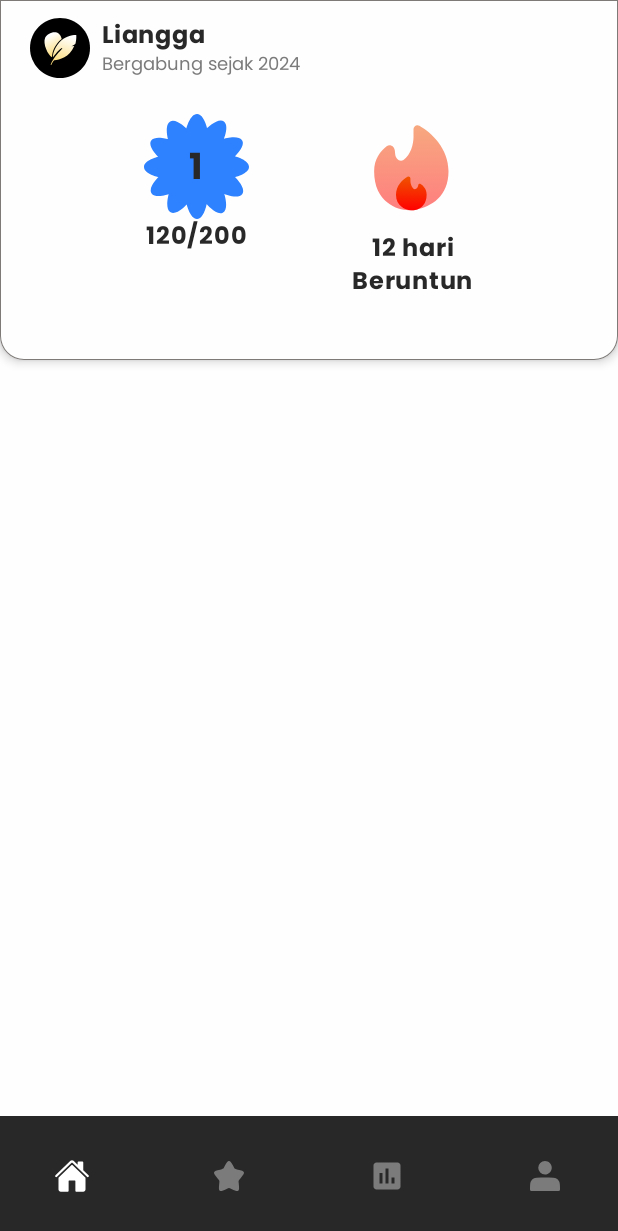
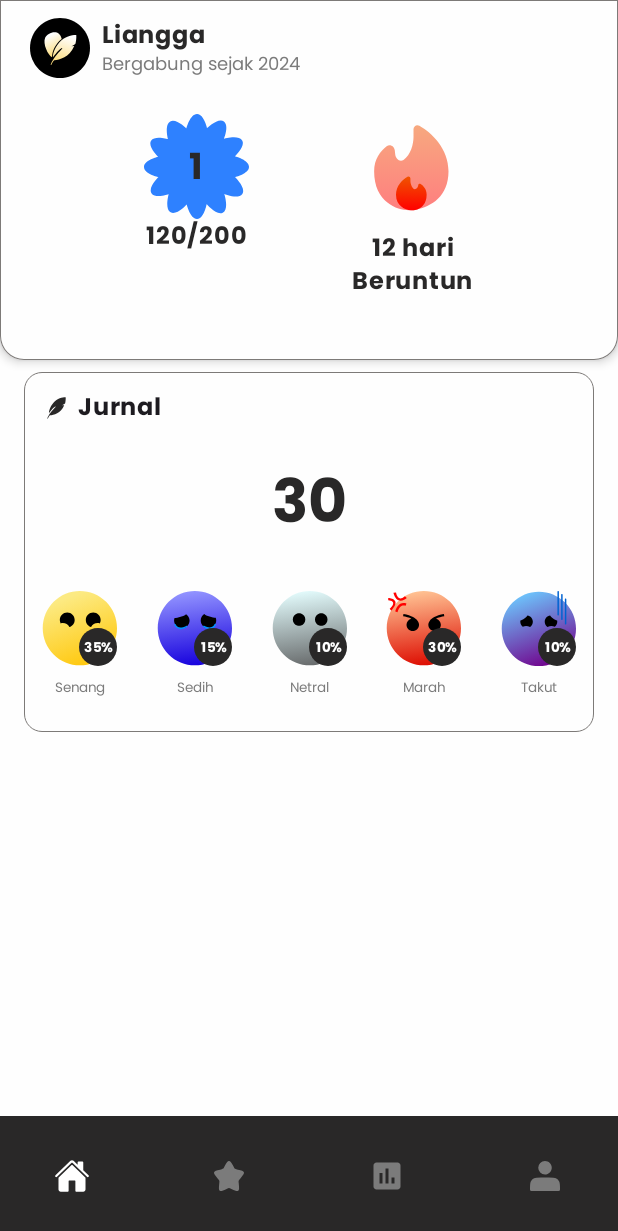
Before and after one commit to memotions/android, an Android app built with Jetpack Compose: the ProfileScreen screen opened through its navigation route, on a phone screen of 412 x 824 dp. Shown: the top 1231 px of the screen. Run offline under Robolectric (Android 15) with nearby library versions, the phone set to English and light mode, and no system bars; our stand-ins replace Dagger/Hilt's generated code.

Commit message:
feat: add personal journal info

```diff
--- /dev/null
+++ b/app/src/main/java/com/memtionsandroid/memotions/ui/components/profile/BoxContent.kt
@@ -0,0 +1,46 @@
+package com.memtionsandroid.memotions.ui.components.profile
+
+import androidx.compose.foundation.background
+import androidx.compose.foundation.border
+import androidx.compose.foundation.layout.Box
+import androidx.compose.foundation.layout.Column
+import androidx.compose.foundation.layout.fillMaxWidth
+import androidx.compose.foundation.layout.height
+import androidx.compose.foundation.layout.padding
+import androidx.compose.foundation.shape.RoundedCornerShape
+import androidx.compose.material3.MaterialTheme
+import androidx.compose.runtime.Composable
+import androidx.compose.ui.Modifier
+import androidx.compose.ui.unit.dp
+import com.memtionsandroid.memotions.ui.theme.customColors
+
+@Composable
+fun BoxContent(
+    modifier: Modifier = Modifier,
+    content: @Composable () -> Unit,
+    header: @Composable () -> Unit
+) {
+    val customColors = MaterialTheme.customColors
+    Box(
+        modifier = modifier
+            .fillMaxWidth()
+            .border(
+                width = 0.5.dp,
+                color = customColors.outlineColor,
+                shape = RoundedCornerShape(12.dp)
+            )
+            .background(
+                color = customColors.backgroundColor,
+                shape = RoundedCornerShape(12.dp),
+
+                )
+    ) {
+        Column(
+            modifier = Modifier
+                .padding(12.dp)
+        ) {
+            header()
+            content()
+        }
+    }
+}
--- /dev/null
+++ b/app/src/main/java/com/memtionsandroid/memotions/ui/components/profile/JournalInfo.kt
@@ -0,0 +1,125 @@
+package com.memtionsandroid.memotions.ui.components.profile
+
+import androidx.compose.foundation.layout.Arrangement
+import androidx.compose.foundation.layout.Row
+import androidx.compose.foundation.layout.fillMaxWidth
+import androidx.compose.foundation.layout.height
+import androidx.compose.foundation.layout.padding
+import androidx.compose.foundation.layout.size
+import androidx.compose.material3.Icon
+import androidx.compose.material3.MaterialTheme
+import androidx.compose.material3.Text
+import androidx.compose.runtime.Composable
+import androidx.compose.ui.Modifier
+import androidx.compose.ui.res.painterResource
+import androidx.compose.ui.text.font.FontWeight
+import androidx.compose.ui.tooling.preview.Preview
+import androidx.compose.ui.unit.dp
+import androidx.compose.ui.unit.sp
+import com.memtionsandroid.memotions.R
+import com.memtionsandroid.memotions.ui.components.statistic.EmositonStatistic
+import com.memtionsandroid.memotions.ui.theme.customColors
+
+
+@Composable
+fun JournalInfo(modifier: Modifier = Modifier) {
+    val customColors = MaterialTheme.customColors
+    val journalCount = 30
+    BoxContent(
+        modifier = modifier.height(240.dp),
+        header = {
+            TitleCardWithIcon(
+                title = "Jurnal"
+            ) {
+                Icon(
+                    painter = painterResource(id = R.drawable.ic_pen),
+                    contentDescription = "Journal Icon",
+                    modifier = Modifier.size(20.dp),
+                    tint = customColors.onBackgroundColor
+                )
+            }
+        },
+        content = {
+            Row(
+                horizontalArrangement = Arrangement.Center,
+                modifier = Modifier
+                    .fillMaxWidth()
+                    .padding(8.dp),
+            ) {
+                Text(
+                    modifier = Modifier.padding(16.dp),
+                    text = journalCount.toString(),
+                    color = customColors.onBackgroundColor,
+                    style = MaterialTheme.typography.titleLarge.copy(
+                        fontSize = 40.sp,
+                        fontWeight = FontWeight.ExtraBold
+                    )
+                )
+            }
+            EmositonStatistic(modifier = Modifier.padding(top = 8.dp))
+        }
+    )
+}
+//
+//@Composable
+//fun JournalInfo(modifier: Modifier = Modifier) {
+//    val customColors = MaterialTheme.customColors
+//    val journalCount = 30
+//
+//    Box(
+//        modifier = modifier
+//            .fillMaxWidth()
+//            .height(
+//                240.dp
+//            )
+//            .border(
+//                width = 0.5.dp,
+//                color = customColors.outlineColor,
+//                shape = RoundedCornerShape(12.dp)
+//            )
+//            .background(
+//                color = customColors.backgroundColor,
+//                shape = RoundedCornerShape(12.dp),
+//
+//                )
+//    ) {
+//        Column(
+//            modifier = Modifier
+//                .padding(12.dp)
+//        ) {
+//            TitleCardWithIcon(
+//                title = "Jurnal"
+//            ) {
+//                Icon(
+//                    painter = painterResource(id = R.drawable.ic_pen),
+//                    contentDescription = "Journal Icon",
+//                    modifier = Modifier.size(20.dp),
+//                    tint = customColors.onBackgroundColor
+//                )
+//            }
+//            Row(
+//                horizontalArrangement = Arrangement.Center,
+//                modifier = Modifier
+//                    .fillMaxWidth()
+//                    .padding(8.dp),
+//            ) {
+//                Text(
+//                    modifier = Modifier.padding(16.dp),
+//                    text = journalCount.toString(),
+//                    color = customColors.onBackgroundColor,
+//                    style = MaterialTheme.typography.titleLarge.copy(
+//                        fontSize = 40.sp,
+//                        fontWeight = FontWeight.ExtraBold
+//                    )
+//                )
+//            }
+//            EmositonStatistic(modifier = Modifier.padding(top = 8.dp))
+//        }
+//    }
+//}
+
+@Preview
+@Composable
+fun JournalInfoPreview() {
+    JournalInfo()
+}
--- /dev/null
+++ b/app/src/main/java/com/memtionsandroid/memotions/ui/components/profile/TitleCardWithIcon.kt
@@ -0,0 +1,23 @@
+package com.memtionsandroid.memotions.ui.components.profile
+
+import androidx.compose.foundation.layout.Row
+import androidx.compose.foundation.layout.padding
+import androidx.compose.material3.MaterialTheme
+import androidx.compose.material3.Text
+import androidx.compose.runtime.Composable
+import androidx.compose.ui.Alignment
+import androidx.compose.ui.Modifier
+import androidx.compose.ui.unit.dp
+
+@Composable
+fun TitleCardWithIcon(modifier: Modifier = Modifier, title: String, icon: @Composable () -> Unit) {
+    Row(
+        modifier = modifier,
+        verticalAlignment = Alignment.CenterVertically
+    ) {
+        icon()
+        Text(text = title,
+            style = MaterialTheme.typography.titleMedium,
+            modifier = Modifier.padding(start = 4.dp))
+    }
+}
--- a/app/src/main/java/com/memtionsandroid/memotions/ui/main/screen/ProfileScreen.kt
+++ b/app/src/main/java/com/memtionsandroid/memotions/ui/main/screen/ProfileScreen.kt
@@ -1,25 +1,33 @@
 package com.memtionsandroid.memotions.ui.main.screen
 
-import androidx.compose.foundation.layout.Box
+import androidx.compose.foundation.layout.Column
 import androidx.compose.foundation.layout.fillMaxSize
-import androidx.compose.foundation.layout.fillMaxWidth
 import androidx.compose.foundation.layout.padding
+import androidx.compose.foundation.rememberScrollState
+import androidx.compose.foundation.verticalScroll
 import androidx.compose.material3.Scaffold
-import androidx.compose.material3.Text
 import androidx.compose.runtime.Composable
 import androidx.compose.ui.Modifier
 import androidx.compose.ui.unit.dp
-import com.memtionsandroid.memotions.ui.components.main.Journals
+import com.memtionsandroid.memotions.ui.components.profile.JournalInfo
 import com.memtionsandroid.memotions.ui.components.profile.ProfileTopBar
-import com.memtionsandroid.memotions.ui.components.starred.StarredTopBar
 
 @Composable
 fun ProfileScreen() {
-    Scaffold (
+    Scaffold(
         topBar = {
             ProfileTopBar()
         },
         content = { innerPadding ->
+            Column(
+                modifier = Modifier
+                    .padding(innerPadding)
+                    .padding(horizontal = 16.dp)
+                    .fillMaxSize()
+                    .verticalScroll(rememberScrollState())
+            ) {
+                JournalInfo(modifier = Modifier.padding(top = 8.dp))
+            }
         }
     )
 }
--- /dev/null
+++ b/app/src/main/res/drawable/ic_pen.xml
@@ -0,0 +1,9 @@
+<vector xmlns:android="http://schemas.android.com/apk/res/android"
+    android:width="20dp"
+    android:height="20dp"
+    android:viewportWidth="20"
+    android:viewportHeight="20">
+  <path
+      android:pathData="M8.698,10.402C7.23,11.916 4.15,15.491 3.576,17.671C3.713,17.797 3.8,17.915 3.856,17.754C4.193,16.961 5.107,15.467 5.266,15.46C7.513,15.497 12.568,14.209 14.811,8.757L13.466,8.814C14.051,8.591 15.264,8.025 15.434,7.542C15.611,6.742 15.929,4.811 15.778,3.486C14.163,3.408 10.277,4.026 7.649,7.117C5.021,10.208 4.583,13.058 4.693,14.097C5.565,12.845 7.595,10.353 8.557,9.869C9.52,9.384 9.037,9.978 8.698,10.402Z"
+      android:fillColor="#F0F0F0"/>
+</vector>
```
